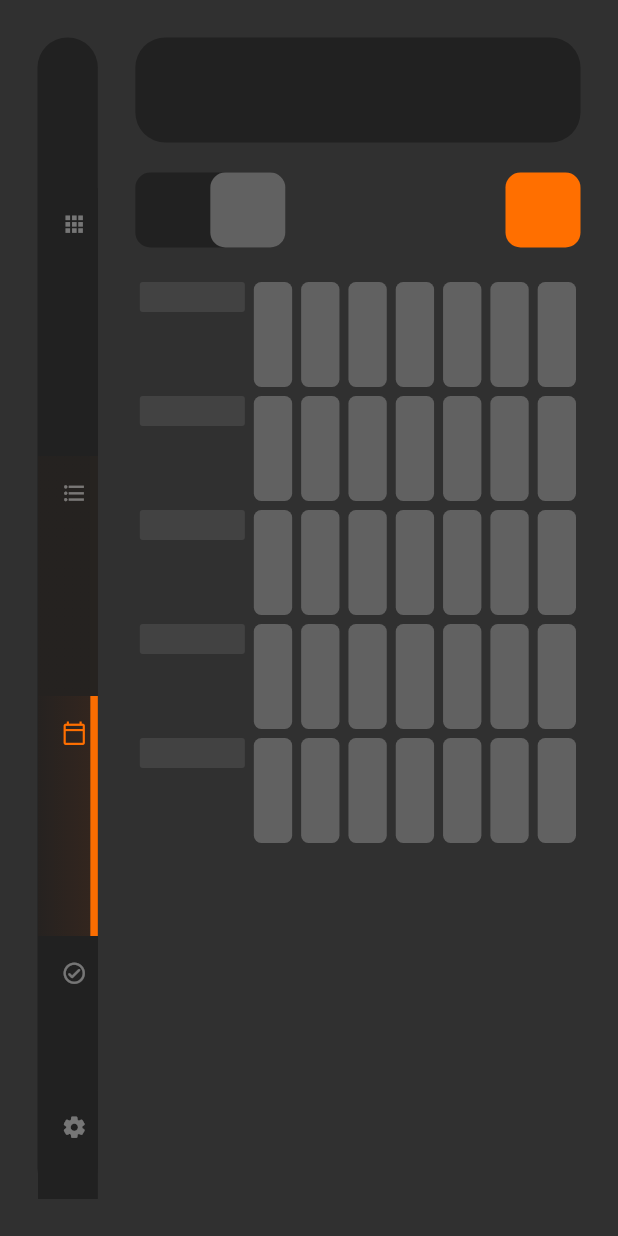
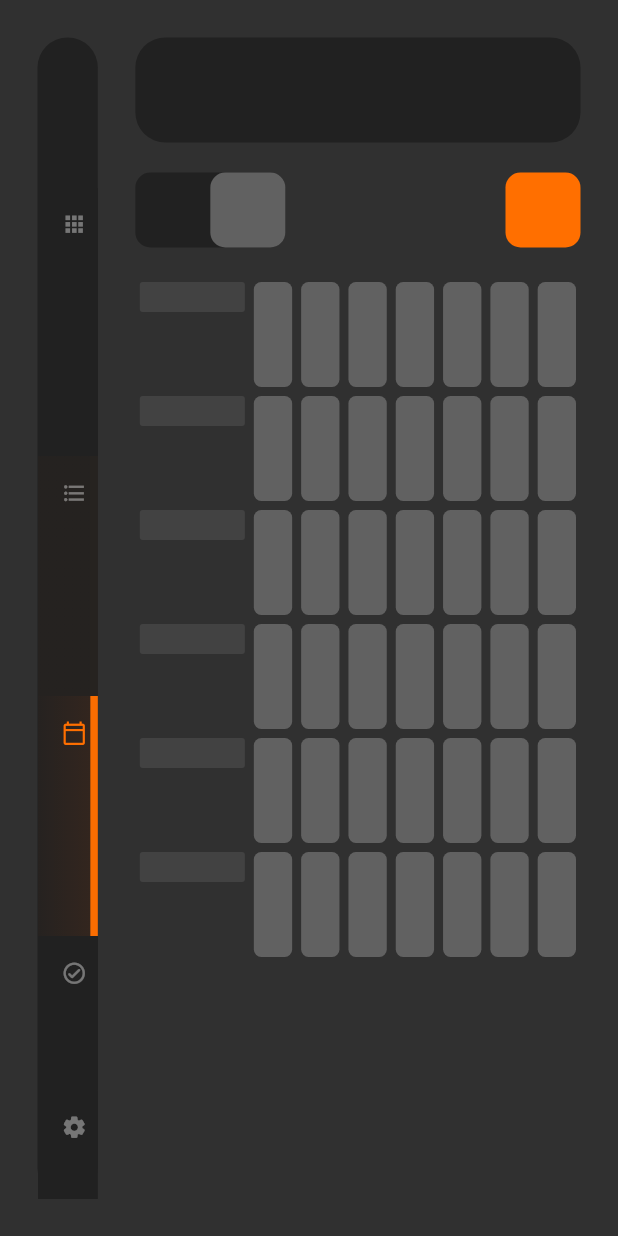
Before and after one commit to c3n7/kalera, a Flutter app: the screen it shows after launch, swiped to page 3, on a phone screen of 412 x 824 dp. Run offline on Flutter 3.47's test engine with Material 2 defaults, Android fonts, the light colour scheme and no system bars; our stand-ins replace flutter_svg.

Commit message:
Generating row using functions

```diff
--- a/lib/components/WeekView.dart
+++ b/lib/components/WeekView.dart
@@ -3,6 +3,21 @@ import 'weekview/WeekViewTask.dart';
 import 'weekview/TimeTableCell.dart';
 
 class WeekView extends StatelessWidget {
+  TableRow weekRow() {
+    return TableRow(
+      children: <Widget>[
+        TimeTableCell(),
+        WeekViewTask(),
+        WeekViewTask(),
+        WeekViewTask(),
+        WeekViewTask(),
+        WeekViewTask(),
+        WeekViewTask(),
+        WeekViewTask(),
+      ],
+    );
+  }
+
   @override
   Widget build(BuildContext context) {
     return Padding(
@@ -20,66 +35,12 @@ class WeekView extends StatelessWidget {
           8: FlexColumnWidth(),
         },
         children: <TableRow>[
-          TableRow(
-            children: <Widget>[
-              TimeTableCell(),
-              WeekViewTask(),
-              WeekViewTask(),
-              WeekViewTask(),
-              WeekViewTask(),
-              WeekViewTask(),
-              WeekViewTask(),
-              WeekViewTask(),
-            ],
-          ),
-          TableRow(
-            children: <Widget>[
-              TimeTableCell(),
-              WeekViewTask(),
-              WeekViewTask(),
-              WeekViewTask(),
-              WeekViewTask(),
-              WeekViewTask(),
-              WeekViewTask(),
-              WeekViewTask(),
-            ],
-          ),
-          TableRow(
-            children: <Widget>[
-              TimeTableCell(),
-              WeekViewTask(),
-              WeekViewTask(),
-              WeekViewTask(),
-              WeekViewTask(),
-              WeekViewTask(),
-              WeekViewTask(),
-              WeekViewTask(),
-            ],
-          ),
-          TableRow(
-            children: <Widget>[
-              TimeTableCell(),
-              WeekViewTask(),
-              WeekViewTask(),
-              WeekViewTask(),
-              WeekViewTask(),
-              WeekViewTask(),
-              WeekViewTask(),
-              WeekViewTask(),
-            ],
-          ),
-          TableRow(
-            children: <Widget>[
-              TimeTableCell(),
-              WeekViewTask(),
-              WeekViewTask(),
-              WeekViewTask(),
-              WeekViewTask(),
-              WeekViewTask(),
-              WeekViewTask(),
-              WeekViewTask(),
-            ],
-          ),
+          weekRow(),
+          weekRow(),
+          weekRow(),
+          weekRow(),
+          weekRow(),
+          weekRow(),
         ],
       ),
     );
```
